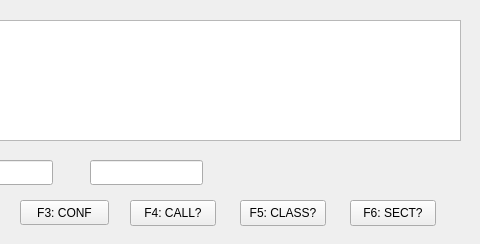
Before: the Qt Designer form contest.ui in mbridak/FieldDayMorseTrainer, drawn with Qt 5; both pictures show x 220 to 700 and y 0 to 244 of the 700 by 244 pixel window.
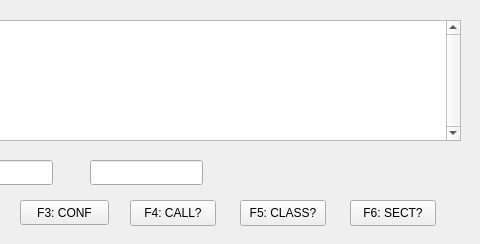
After: the same form once the commit is applied.

Commit message: Added persistent scrollbar to listview.

```diff
--- a/contest.ui
+++ b/contest.ui
@@ -161,6 +161,9 @@
     <property name="focusPolicy">
      <enum>Qt::NoFocus</enum>
     </property>
+    <property name="verticalScrollBarPolicy">
+     <enum>Qt::ScrollBarAlwaysOn</enum>
+    </property>
     <property name="alternatingRowColors">
      <bool>true</bool>
     </property>
```
